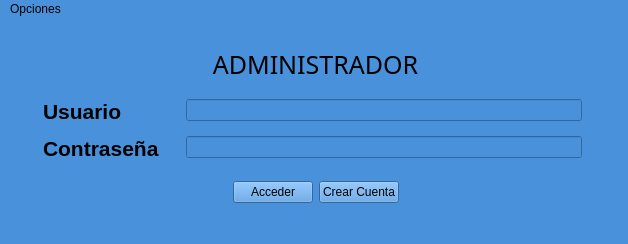
This is admin.ui in HailNicole/App_Finanzas as Qt 5 draws it before an edit. The edited form follows.
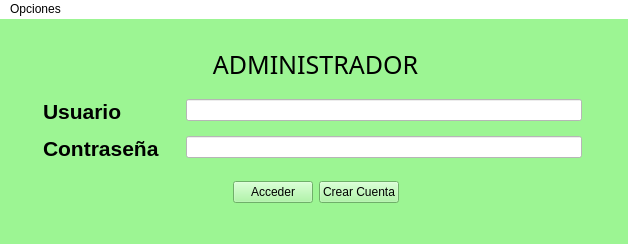
This is the edited form. Icons and pictures are not drawn.

Diff of the .ui file:
```diff
--- a/admin.ui
+++ b/admin.ui
@@ -14,7 +14,7 @@
    <string>MainWindow</string>
   </property>
   <property name="styleSheet">
-   <string notr="true">background-color: rgb(73, 145, 218);</string>
+   <string notr="true">background-color: rgb(156, 245, 147);</string>
   </property>
   <widget class="QWidget" name="centralwidget">
    <widget class="QWidget" name="horizontalLayoutWidget_2">
@@ -144,13 +144,20 @@
      </item>
      <item row="1" column="1">
       <widget class="QLineEdit" name="in_conadmin">
+       <property name="styleSheet">
+        <string notr="true">background-color: rgb(255, 255, 255);</string>
+       </property>
        <property name="echoMode">
         <enum>QLineEdit::Password</enum>
        </property>
       </widget>
      </item>
      <item row="0" column="1">
-      <widget class="QLineEdit" name="in_usadmin"/>
+      <widget class="QLineEdit" name="in_usadmin">
+       <property name="styleSheet">
+        <string notr="true">background-color: rgb(255, 255, 255);</string>
+       </property>
+      </widget>
      </item>
     </layout>
    </widget>
@@ -164,6 +171,9 @@
      <height>22</height>
     </rect>
    </property>
+   <property name="styleSheet">
+    <string notr="true">background-color: rgb(255, 255, 255);</string>
+   </property>
    <widget class="QMenu" name="menuOpciones">
     <property name="title">
      <string>Opciones</string>
```
